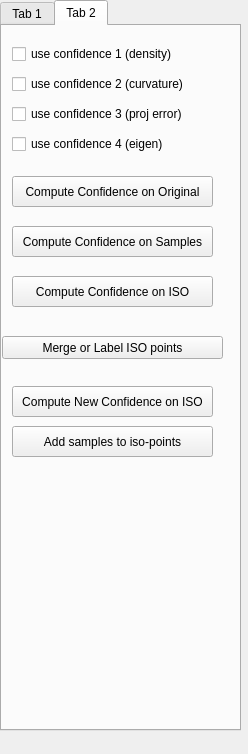
First picture: the form in Point Cloud/UI/poisson_para.ui, repository sunwaylive/quality-driven-poisson-guided-autoscanning, before the edit.
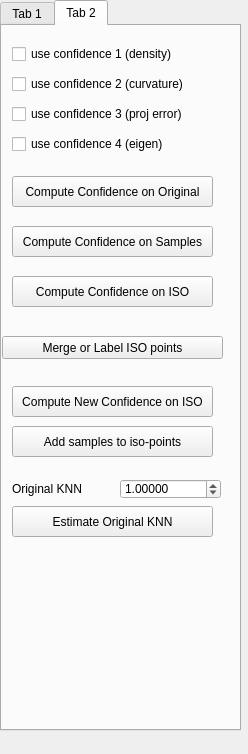
Second picture: the form after the edit. The open tabs and pages were chosen to show the change.

Commit message:
Added new quality map computing method, using original points.
This version works fine for the lion model.

The edit to the form file:
```diff
--- a/Point Cloud/UI/poisson_para.ui
+++ b/Point Cloud/UI/poisson_para.ui
@@ -473,6 +473,57 @@
       <string>Add samples to iso-points</string>
      </property>
     </widget>
+    <widget class="QDoubleSpinBox" name="original_knn_number">
+     <property name="geometry">
+      <rect>
+       <x>118</x>
+       <y>453</y>
+       <width>101</width>
+       <height>20</height>
+      </rect>
+     </property>
+     <property name="decimals">
+      <number>5</number>
+     </property>
+     <property name="minimum">
+      <double>0.000010000000000</double>
+     </property>
+     <property name="maximum">
+      <double>20000.000000000000000</double>
+     </property>
+     <property name="singleStep">
+      <double>0.010000000000000</double>
+     </property>
+     <property name="value">
+      <double>1.000000000000000</double>
+     </property>
+    </widget>
+    <widget class="QLabel" name="label_5">
+     <property name="geometry">
+      <rect>
+       <x>10</x>
+       <y>450</y>
+       <width>102</width>
+       <height>26</height>
+      </rect>
+     </property>
+     <property name="text">
+      <string>Original KNN</string>
+     </property>
+    </widget>
+    <widget class="QPushButton" name="pushButton_estimate_original_knn">
+     <property name="geometry">
+      <rect>
+       <x>10</x>
+       <y>480</y>
+       <width>201</width>
+       <height>31</height>
+      </rect>
+     </property>
+     <property name="text">
+      <string>Estimate Original KNN</string>
+     </property>
+    </widget>
    </widget>
   </widget>
  </widget>
```
Left out of the diff: 2 changed lines with no effect on the pictures. The commit also changes 11 other files.
